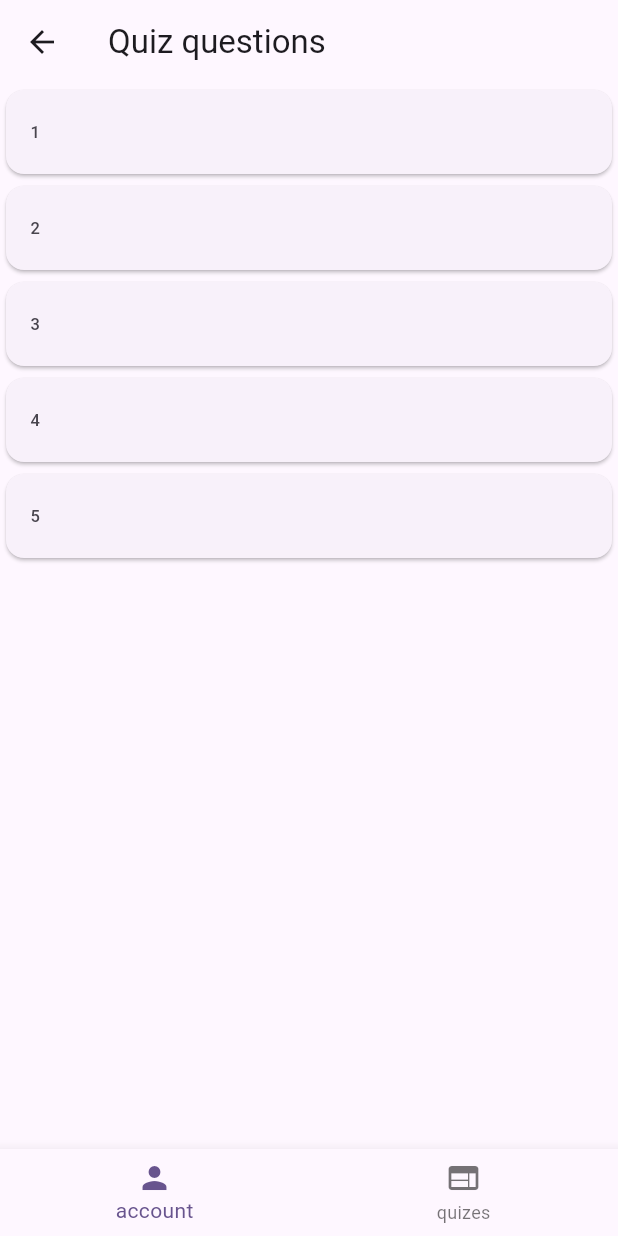
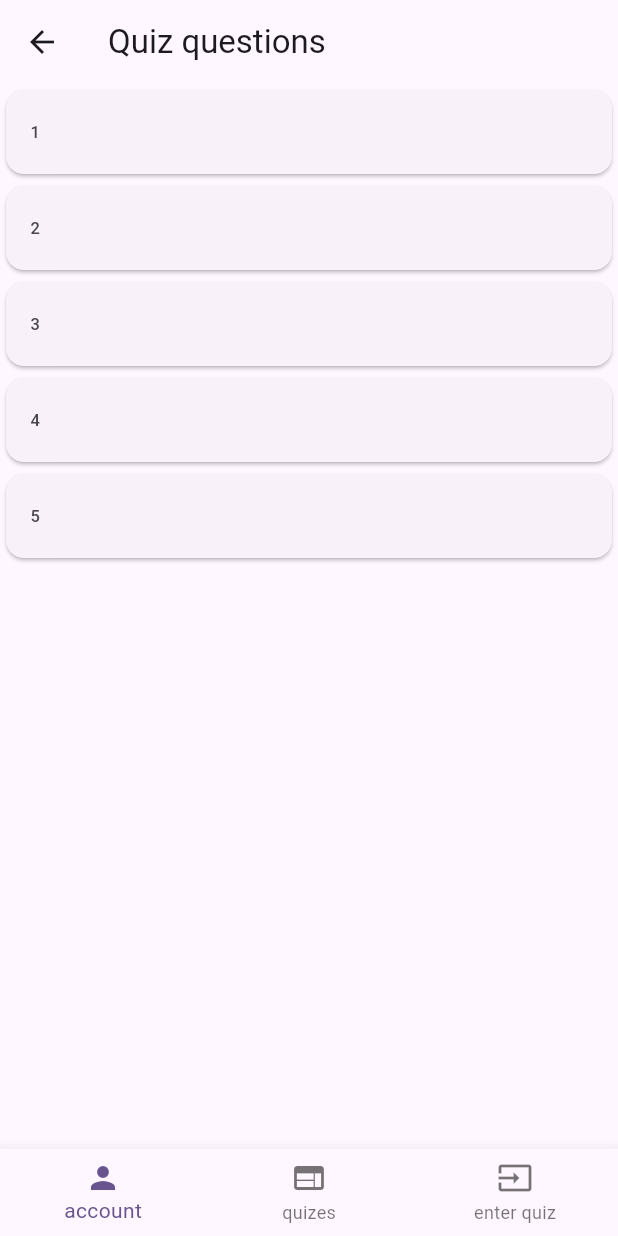
Before and after one commit to codemanbh/quizify, a Flutter app: the AllQuizQuestionsPage screen opened by its route, on a phone screen of 412 x 824 dp. Run offline on Flutter 3.47's test engine with Material 3 defaults, Android fonts, the phone set to English and light mode, and no system bars; our stand-ins replace cloud_firestore, firebase_auth, firebase_core, flutter_dotenv; accounts and stored records are empty.

Commit message:
it is working with the enter quiz key

```diff
--- a/lib/components/CustomNavBar.dart
+++ b/lib/components/CustomNavBar.dart
@@ -12,14 +12,15 @@ class CustomNavBar extends StatefulWidget {
 class _CustomNavBarState extends State<CustomNavBar> {
   @override
   Widget build(BuildContext context) {
-    List pages = ['/profilePage', '/allQuizesPage'];
+    List pages = ['/profilePage', '/allQuizesPage', '/enterQuizIdPage'];
     return BottomNavigationBar(
         onTap: (index) {
           Navigator.of(context).pushReplacementNamed(pages[index]);
         },
         items: [
           BottomNavigationBarItem(icon: Icon(Icons.person), label: 'account'),
-          BottomNavigationBarItem(icon: Icon(Icons.web), label: 'quizes')
+          BottomNavigationBarItem(icon: Icon(Icons.web), label: 'quizes'),
+          BottomNavigationBarItem(icon: Icon(Icons.input), label: 'enter quiz'),
         ]);
   }
 }
--- a/lib/main.dart
+++ b/lib/main.dart
@@ -23,6 +23,7 @@ import './pages/SignupPage.dart';
 import './pages/AllQuizesPage.dart';
 import './pages/TestPage.dart';
 import './pages/LoginPage.dart';
+import './pages/EnterQuizIdPage.dart';
 
 void main() async {
   await dotenv.load(); // loud the env variables
@@ -47,7 +48,8 @@ class MyApp extends StatelessWidget {
   Widget build(BuildContext context) {
     return MaterialApp(
       title: 'Flutter Demo',
-      initialRoute: '/signupPage', // change to what you are currently work on
+      initialRoute:
+          '/enterQuizIdPage', // change to what you are currently work on
       routes: {
         // all the routs (pages) in the app
         '/createQuiestionPage': (context) => CreateQuiestionPage(),
@@ -62,6 +64,7 @@ class MyApp extends StatelessWidget {
         '/allQuizesPage': (context) => AllQuizesPage(),
         '/profilePage': (context) => ProfilePage(),
         '/loginPage': (context) => LoginPage(),
+        '/enterQuizIdPage': (context) => EnterQuizIdPage(),
         // '/testPage': (context) =>
         '/AdminProfilePage': (context) => AdminProfilePage()
       },
--- a/lib/pages/TakeQuizPage.dart
+++ b/lib/pages/TakeQuizPage.dart
@@ -30,7 +30,7 @@ class _TakeQuizPageState extends State<TakeQuizPage> {
 
     // print(qid);
 
-    // quiz = await Quiz.retrieveFromDB('1');
+    quiz = await Quiz.retrieveFromDB('1');
     // print("asdasdadas" + quiz.title);
 
     setState(() {});
```
Also changed, not shown: lib/pages/EnterQuizIdPage.dart (+9 -1 lines).
